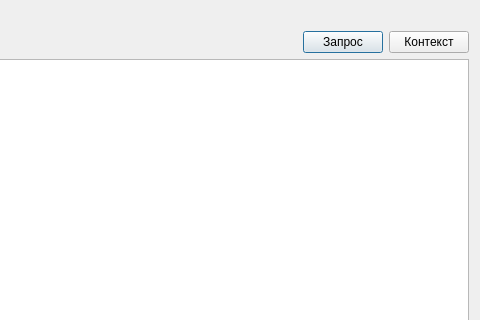
Qt form searchresult.ui (iliner23/openRadar) before a commit; both pictures show x 215 to 695 and y 0 to 320 of the 695 by 575 pixel window.
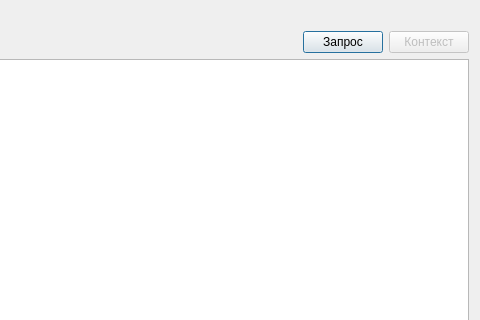
The same form after that commit.

Diff of the .ui file:
```diff
--- a/searchresult.ui
+++ b/searchresult.ui
@@ -57,6 +57,9 @@
        </item>
        <item>
         <widget class="QPushButton" name="pushButton">
+         <property name="enabled">
+          <bool>false</bool>
+         </property>
          <property name="text">
           <string>Контекст</string>
          </property>
```
Left out of the diff: 18 changed lines with no effect on the pictures.
